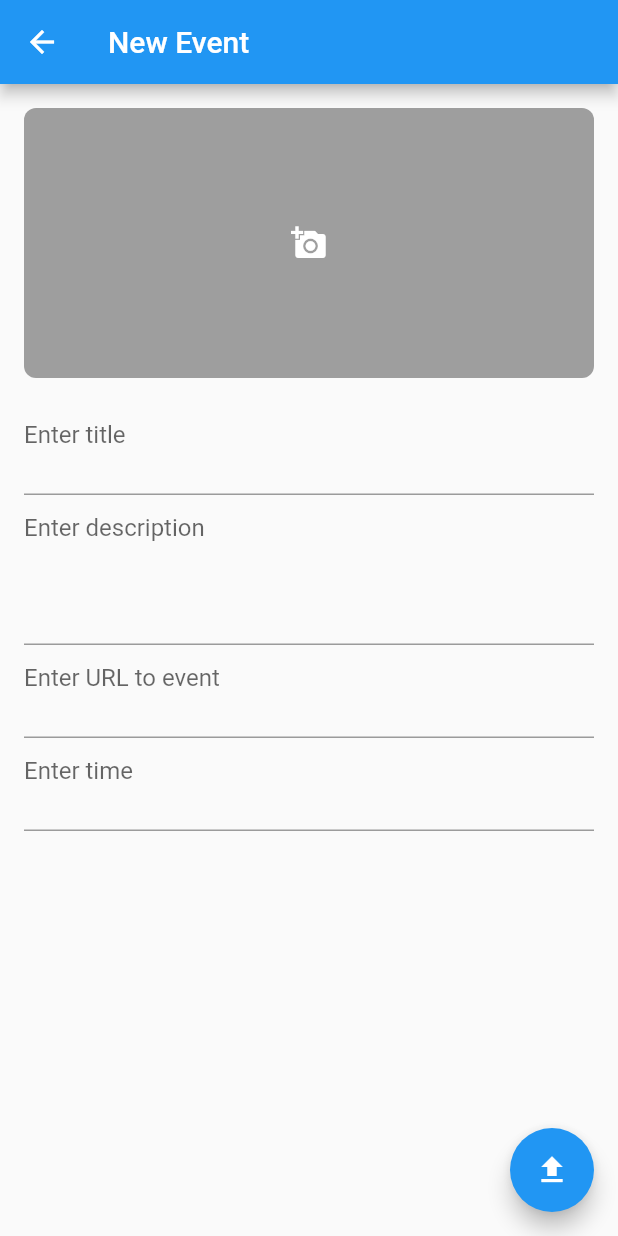
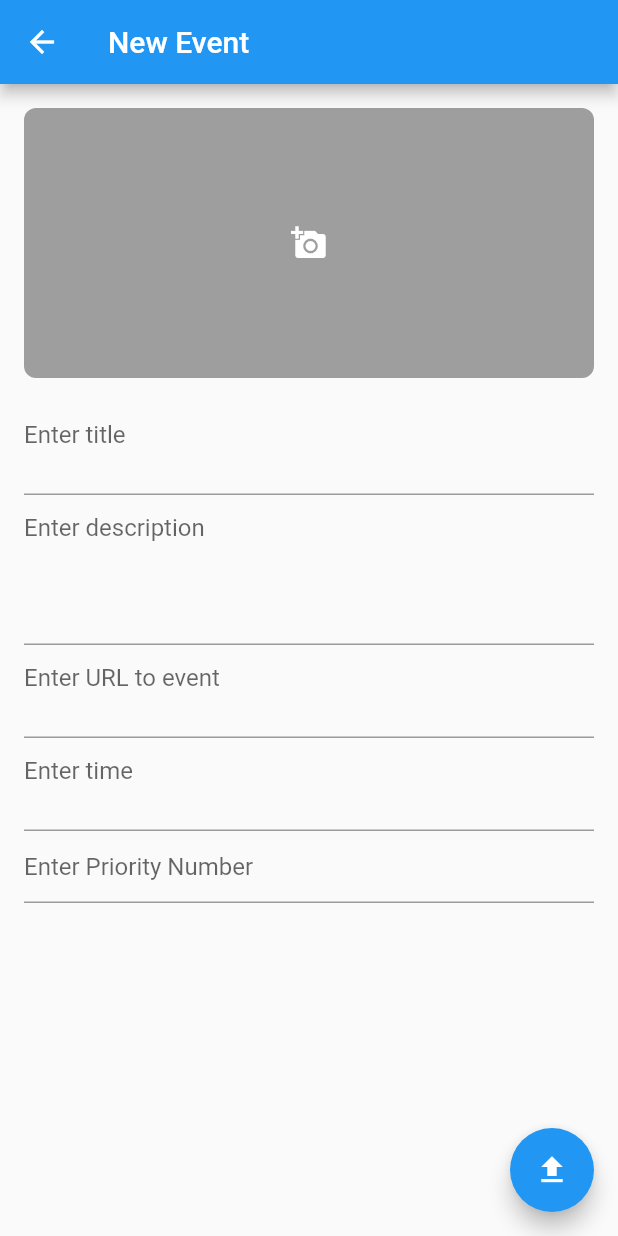
Before and after one commit to onkar-shaligram/DSC-Events-Admin, a Flutter app: the NewEvent screen opened directly, after a tap on the "file upload" icon, on a phone screen of 412 x 824 dp. Run offline on Flutter 3.47's test engine with Material 2 defaults, Android fonts, the phone set to English and light mode, and no system bars; our stand-ins replace cloud_firestore, firebase_core, firebase_storage, image_picker; accounts and stored records are empty.

Commit message:
Added priority to events

```diff
--- a/lib/views/edit_event.dart
+++ b/lib/views/edit_event.dart
@@ -21,11 +21,14 @@ class _EditEventState extends State<EditEvent> {
         TextEditingController(text: widget.docToEdit.data()['urlToEvent']);
     TextEditingController timeTextEditingController =
         TextEditingController(text: widget.docToEdit.data()['time']);
+      TextEditingController priorityTextEditingController =
+        TextEditingController(text: widget.docToEdit.data()['priority']);
 
     // print(titleTextEditingController);
     // print(descriptionTextEditingController);
 
     return Scaffold(
+      resizeToAvoidBottomInset: false,
       appBar: AppBar(
         actions: [
           FlatButton(
@@ -45,6 +48,7 @@ class _EditEventState extends State<EditEvent> {
             'description': descriptionTextEditingController.text,
             'urlToEvent': urlTextEditingController.text,
             'time': timeTextEditingController.text,
+            "priority": priorityTextEditingController.text
           }).whenComplete(() => Navigator.pop(context));
         },
         child: Icon(Icons.save),
@@ -81,6 +85,12 @@ class _EditEventState extends State<EditEvent> {
                       hintText: "Enter time", labelText: 'Time of Event'),
                   maxLines: 2,
                 ),
+                TextField(
+                  controller: priorityTextEditingController,
+                  decoration: InputDecoration(
+                      hintText: "Enter Priority Number", labelText: 'Priority Level'),
+                  maxLines: 1,
+                ),
               ],
             ),
           ),
--- a/lib/views/home.dart
+++ b/lib/views/home.dart
@@ -9,7 +9,7 @@ class Home extends StatefulWidget {
 }
 
 class _HomeState extends State<Home> {
-  final ref = FirebaseFirestore.instance.collection('events').orderBy('uploadTime', descending: true);
+  final ref = FirebaseFirestore.instance.collection('events').orderBy('priority', descending: false);
 
   @override
   Widget build(BuildContext context) {
@@ -86,6 +86,13 @@ class _HomeState extends State<Home> {
                                   snapshot.data.docs[index].data()['time'],
                                   style: TextStyle(fontSize: 13),
                                 ),
+                                SizedBox(
+                                  height: 10,
+                                ),
+                                Text(
+                                  "Priority : ${snapshot.data.docs[index].data()['priority']}",
+                                  style: TextStyle(fontSize: 13),
+                                ),
                               ],
                             ),
                           ),
--- a/lib/views/new_event.dart
+++ b/lib/views/new_event.dart
@@ -17,6 +17,7 @@ class _NewEventState extends State<NewEvent> {
   TextEditingController descriptionTextEditingController =
       TextEditingController();
   TextEditingController timeTextEditingController = TextEditingController();
+  TextEditingController priorityTextEditingController = TextEditingController();
 
   String imageUrl;
 
@@ -68,7 +69,8 @@ class _NewEventState extends State<NewEvent> {
         "title": titleTextEditingController.text,
         "imageUrl": imageUrl,
         "time": timeTextEditingController.text,
-        "uploadTime": DateTime.now().millisecond
+        //"uploadTime": DateTime.now().millisecond
+        "priority": priorityTextEditingController.text
       };
 
       FirebaseFirestore.instance
@@ -147,6 +149,11 @@ class _NewEventState extends State<NewEvent> {
                         decoration: InputDecoration(hintText: "Enter time"),
                         maxLines: 2,
                       ),
+                      TextField(
+                        controller: priorityTextEditingController,
+                        decoration: InputDecoration(hintText: "Enter Priority Number"),
+                        maxLines: 1,
+                      ),
                     ],
                   ),
                 ),
```
